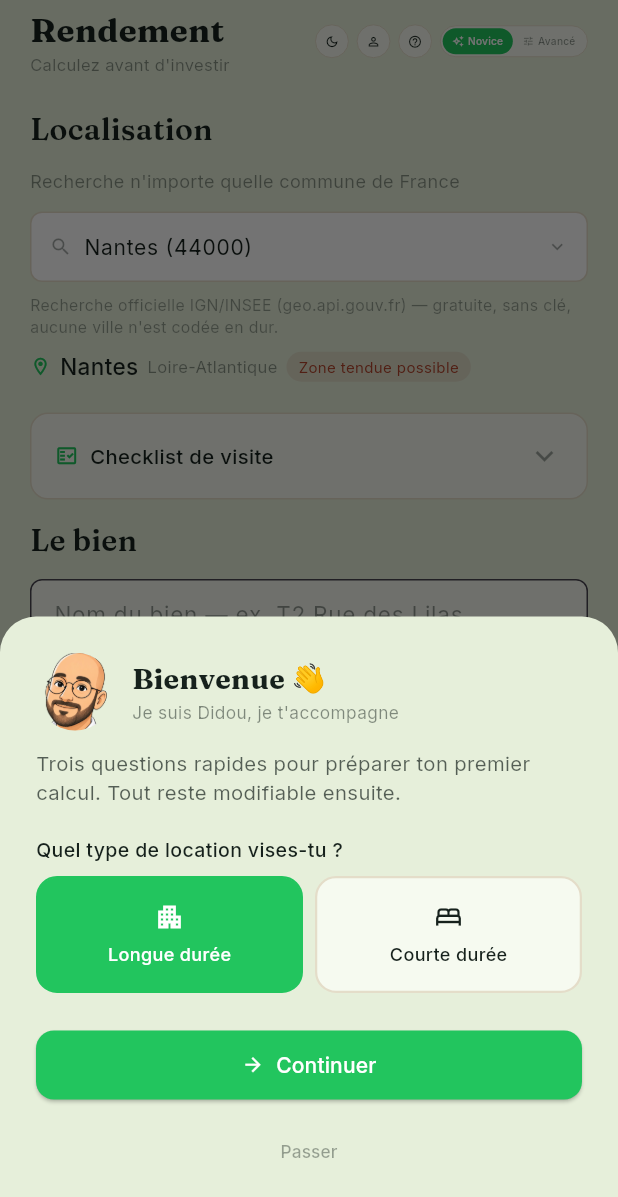
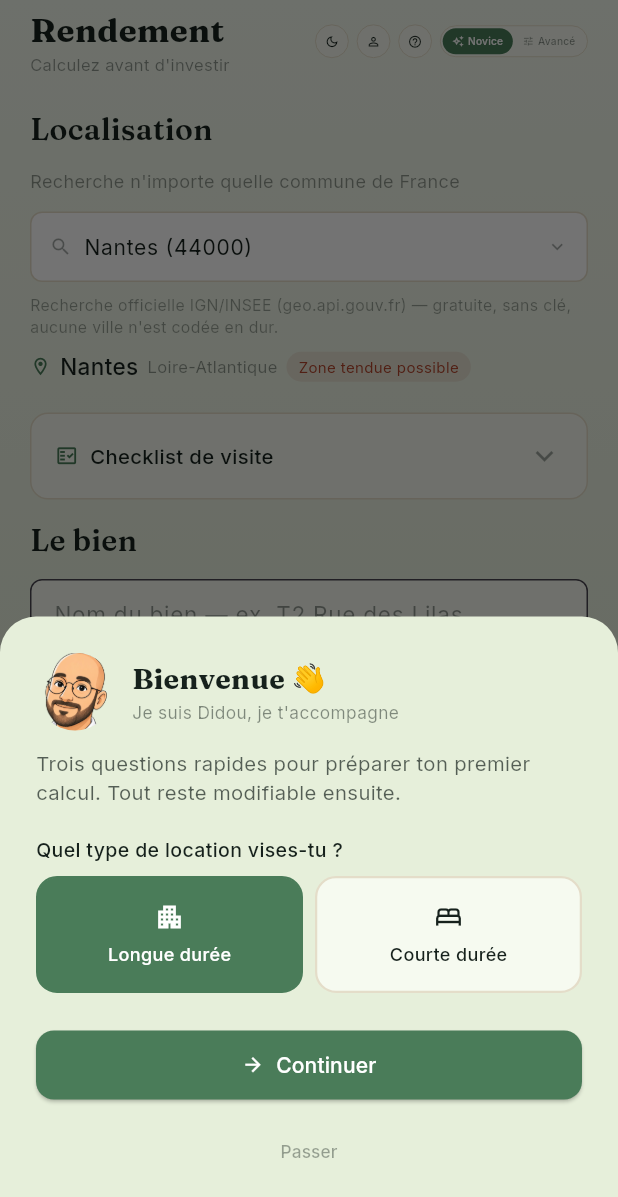
Before and after one commit to didouscossss/Didou-immo, a Flutter app: the screen it shows once a user with an empty profile is signed in, on a phone screen of 412 x 824 dp. Shown: the top 1197 px of the screen. Run offline on Flutter 3.47's test engine with Material 3 defaults, Android fonts, the phone set to English and light mode, and no system bars; our stand-ins replace cloud_firestore, cloud_functions, file_picker, firebase_auth, firebase_core, firebase_storage and 10 more; missing offline and left inert: dart:js_interop; accounts and stored records are empty; network calls fail.

Commit message:
Fond dégradé sur toute l'app, vert adouci, violet plus foncé
- Ajoute AppColors.backgroundGradient : voile dégradé doux (haut->bas)
  sur tout l'écran principal à onglets (RendementHome), au lieu d'un
  fond uni — distinct par mode/nuit comme le reste du thème.
- L'accent et le dégradé "chiffres clés" du mode novice reprennent le
  vert déjà utilisé pour les indicateurs positifs (good), moins
  flashy que le vert vif précédent.
- L'accent et le dégradé "chiffres clés" du mode avancé passent à un
  violet plus foncé/profond (#5B21B6 au lieu de #7C3AED).

```diff
--- a/lib/screens/rendement/rendement_home.dart
+++ b/lib/screens/rendement/rendement_home.dart
@@ -58,7 +58,11 @@ class _RendementHomeState extends State<RendementHome> {
     final state = context.watch<RendementState>();
 
     return Scaffold(
-      body: SafeArea(
+      body: DecoratedBox(
+        decoration: BoxDecoration(
+          gradient: LinearGradient(begin: Alignment.topCenter, end: Alignment.bottomCenter, colors: AppColors.backgroundGradient),
+        ),
+        child: SafeArea(
           child: Stack(
             children: [
               Column(
@@ -138,6 +142,7 @@ class _RendementHomeState extends State<RendementHome> {
                 ),
               if (_showMethodo) MethodologieSheet(onClose: () => setState(() => _showMethodo = false)),
             ],
+          ),
         ),
       ),
     );
--- a/lib/theme/app_theme.dart
+++ b/lib/theme/app_theme.dart
@@ -26,11 +26,12 @@ class AppColors {
   static Color get ink => _dark ? const Color(0xFFEDE6D2) : const Color(0xFF16211C);
 
   /// Couleur d'accent principale (boutons, montants positifs, graphiques) —
-  /// vert en mode novice, violet en mode avancé ; plus clair en mode nuit
-  /// pour rester lisible sur un fond sombre.
+  /// vert doux (le même que [good], pas un vert flashy) en mode novice,
+  /// violet foncé/aubergine en mode avancé ; plus clair en mode nuit pour
+  /// rester lisible sur un fond sombre.
   static Color get accent {
-    if (_novice) return _dark ? const Color(0xFF4ADE80) : const Color(0xFF22C55E);
-    return _dark ? const Color(0xFFA78BFA) : const Color(0xFF7C3AED);
+    if (_novice) return _dark ? const Color(0xFF6FA97F) : const Color(0xFF4A7C59);
+    return _dark ? const Color(0xFF8B5CF6) : const Color(0xFF5B21B6);
   }
 
   static Color get gold => const Color(0xFFB8935A);
@@ -55,15 +56,28 @@ class AppColors {
   static Color get good => _dark ? const Color(0xFF6FA97F) : const Color(0xFF4A7C59);
 
   /// Dégradé des cartes "chiffres clés" (patrimoine, cash-flow...) — vert
-  /// vif en novice (identique jour/nuit, comme sur la maquette fournie),
-  /// violet→rose→orange en avancé de jour, ardoise→cyan→émeraude en avancé
-  /// de nuit. Remplace l'ancien dégradé [ink]→[accent], plus terne, pour un
-  /// rendu plus vivant sur ces cartes en particulier.
+  /// doux en novice (identique jour/nuit), violet foncé→rose→orange en
+  /// avancé de jour, ardoise→cyan→émeraude en avancé de nuit.
   static List<Color> get heroGradient {
-    if (_novice) return const [Color(0xFF4ADE80), Color(0xFF22C55E)];
+    if (_novice) return const [Color(0xFF6FA97F), Color(0xFF3D6B4A)];
     return _dark
         ? const [Color(0xFF1E293B), Color(0xFF06B6D4), Color(0xFF10B981)]
-        : const [Color(0xFF7C3AED), Color(0xFFF43F5E), Color(0xFFF97316)];
+        : const [Color(0xFF5B21B6), Color(0xFFF43F5E), Color(0xFFF97316)];
+  }
+
+  /// Dégradé de fond de l'app (écran principal à onglets) — un voile doux,
+  /// haut→bas, dans la même famille de teinte que [paper] plutôt qu'un
+  /// simple aplat ; distinct par mode/nuit comme le reste de l'identité
+  /// visuelle.
+  static List<Color> get backgroundGradient {
+    if (_novice) {
+      return _dark
+          ? const [Color(0xFF1C2617), Color(0xFF141D10)]
+          : const [Color(0xFFF3F8ED), Color(0xFFE0EBD2)];
+    }
+    return _dark
+        ? const [Color(0xFF0F172A), Color(0xFF1A1233)]
+        : const [Color(0xFFF6F4FB), Color(0xFFE8E3F3)];
   }
 }
 
```
Lines whose indentation alone changed are shown as unchanged.
